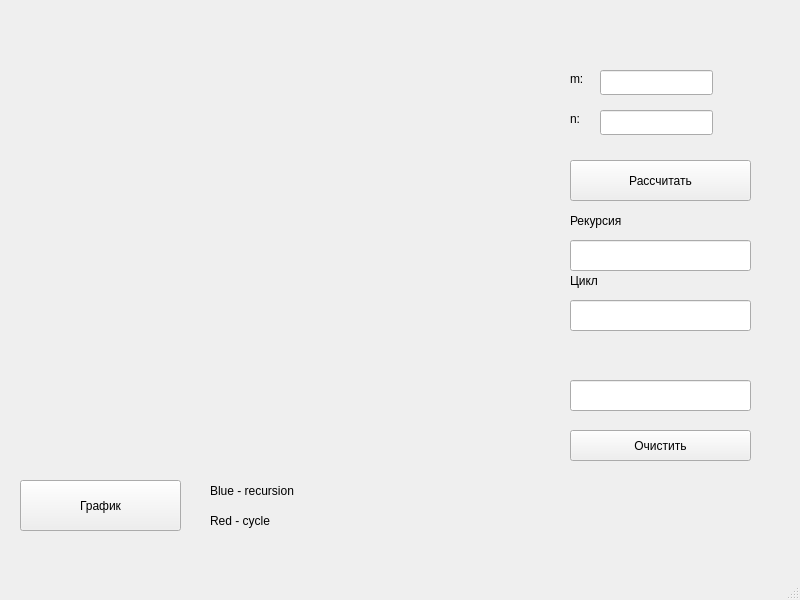
The window that mainwindow.ui (EduardAleksandrov/bmstu-6sem-analysis_lab4-v1) describes before a commit, drawn with Qt 5.
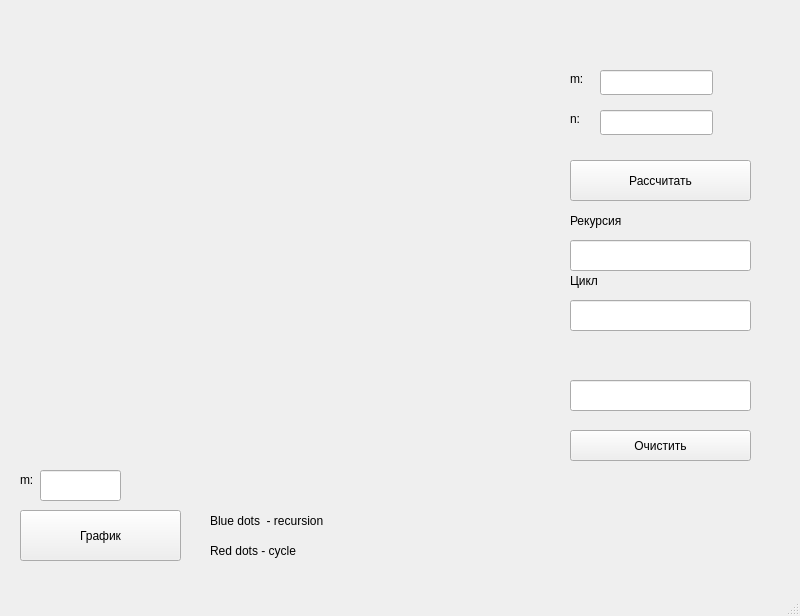
The same window after the commit. Custom widgets are drawn as their Qt base class.

Commit message: next step done for multi m graph

Patch:
```diff
--- a/mainwindow.ui
+++ b/mainwindow.ui
@@ -7,7 +7,7 @@
     <x>0</x>
     <y>0</y>
     <width>800</width>
-    <height>600</height>
+    <height>616</height>
    </rect>
   </property>
   <property name="windowTitle">
@@ -156,7 +156,7 @@
     <property name="geometry">
      <rect>
       <x>20</x>
-      <y>480</y>
+      <y>510</y>
       <width>161</width>
       <height>51</height>
      </rect>
@@ -169,26 +169,49 @@
     <property name="geometry">
      <rect>
       <x>210</x>
-      <y>510</y>
-      <width>91</width>
+      <y>540</y>
+      <width>141</width>
       <height>21</height>
      </rect>
     </property>
     <property name="text">
-     <string>Red - cycle</string>
+     <string>Red dots - cycle</string>
     </property>
    </widget>
    <widget class="QLabel" name="label_6">
     <property name="geometry">
      <rect>
       <x>210</x>
-      <y>480</y>
-      <width>121</width>
+      <y>510</y>
+      <width>151</width>
       <height>21</height>
      </rect>
     </property>
     <property name="text">
-     <string>Blue - recursion</string>
+     <string>Blue dots  - recursion</string>
+    </property>
+   </widget>
+   <widget class="QLineEdit" name="lineEdit_6">
+    <property name="geometry">
+     <rect>
+      <x>40</x>
+      <y>470</y>
+      <width>81</width>
+      <height>31</height>
+     </rect>
+    </property>
+   </widget>
+   <widget class="QLabel" name="label_7">
+    <property name="geometry">
+     <rect>
+      <x>20</x>
+      <y>470</y>
+      <width>21</width>
+      <height>20</height>
+     </rect>
+    </property>
+    <property name="text">
+     <string>m:</string>
     </property>
    </widget>
   </widget>
```
The commit also changes 1 other file.
